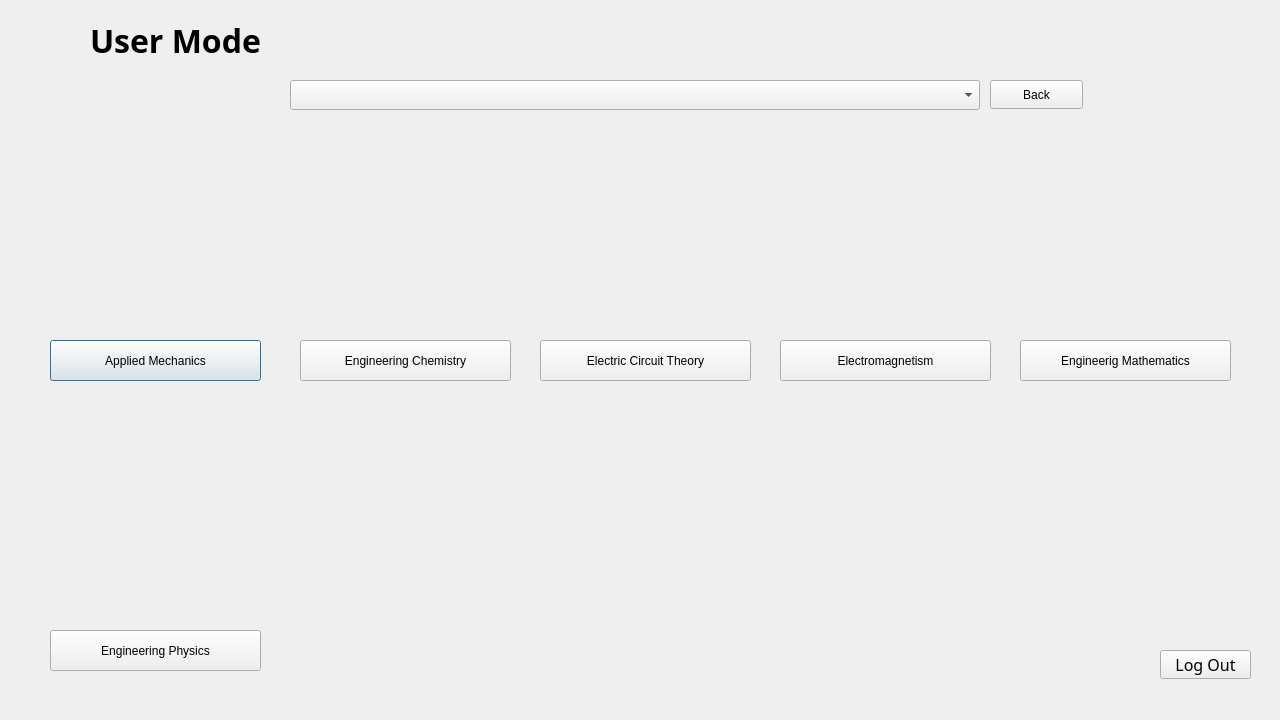
First picture: the form in FormulaManager/user.ui, repository AtuLxCE/formula-encyclopaedia, before the edit.
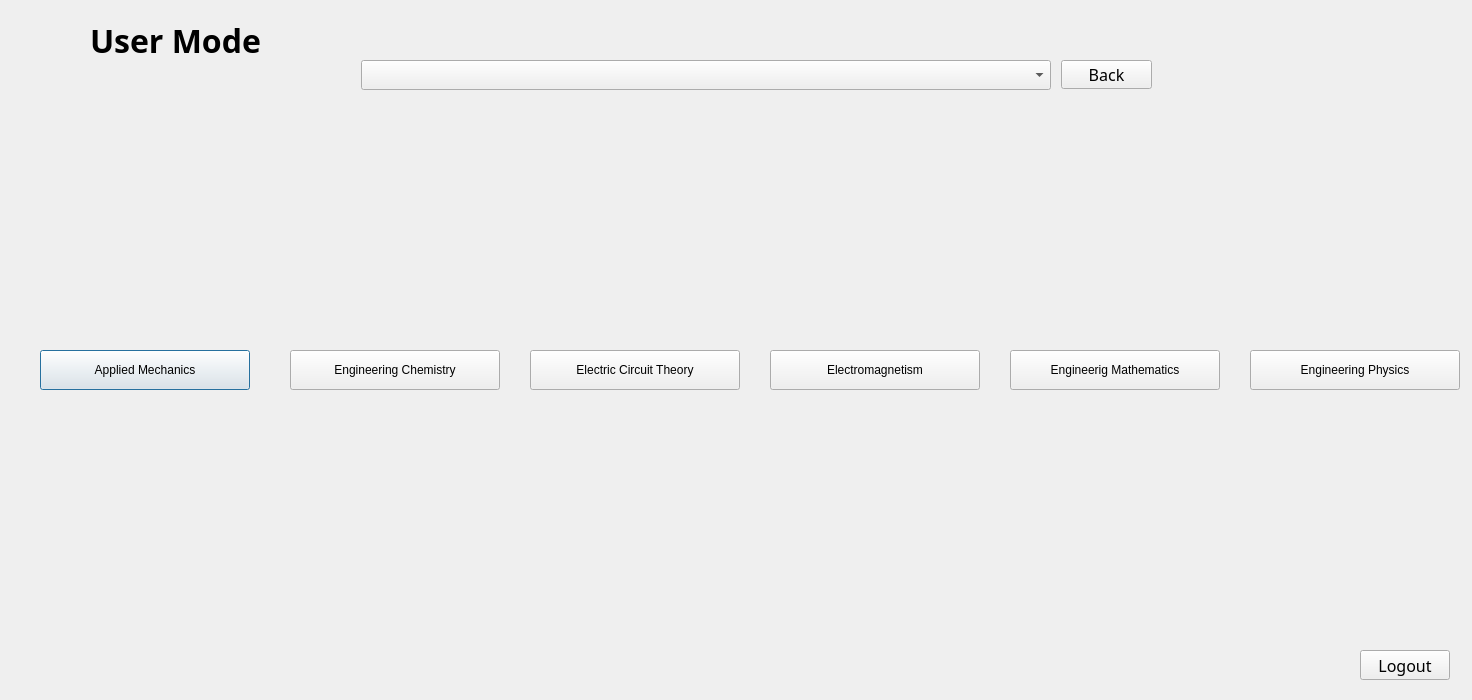
Second picture: the form after the edit. The open tabs and pages were chosen to show the change. Icons and pictures are not drawn.

Commit message: Fixed the positions of buttons in Ui

```diff
--- a/FormulaManager/user.ui
+++ b/FormulaManager/user.ui
@@ -6,8 +6,8 @@
    <rect>
     <x>0</x>
     <y>0</y>
-    <width>1280</width>
-    <height>720</height>
+    <width>1472</width>
+    <height>700</height>
    </rect>
   </property>
   <property name="windowTitle">
@@ -22,8 +22,8 @@
     <rect>
      <x>90</x>
      <y>10</y>
-     <width>211</width>
-     <height>61</height>
+     <width>210</width>
+     <height>60</height>
     </rect>
    </property>
    <property name="font">
@@ -42,8 +42,8 @@
     <rect>
      <x>20</x>
      <y>10</y>
-     <width>61</width>
-     <height>61</height>
+     <width>60</width>
+     <height>60</height>
     </rect>
    </property>
    <property name="text">
@@ -60,9 +60,9 @@
    <property name="geometry">
     <rect>
      <x>0</x>
-     <y>60</y>
-     <width>1271</width>
-     <height>681</height>
+     <y>90</y>
+     <width>1472</width>
+     <height>570</height>
     </rect>
    </property>
    <property name="styleSheet">
@@ -75,10 +75,10 @@
     <widget class="QPushButton" name="pushButton_2">
      <property name="geometry">
       <rect>
-       <x>50</x>
-       <y>280</y>
-       <width>211</width>
-       <height>41</height>
+       <x>40</x>
+       <y>260</y>
+       <width>210</width>
+       <height>40</height>
       </rect>
      </property>
      <property name="styleSheet">
@@ -97,10 +97,10 @@
     <widget class="QPushButton" name="pushButton_3">
      <property name="geometry">
       <rect>
-       <x>300</x>
-       <y>280</y>
-       <width>211</width>
-       <height>41</height>
+       <x>290</x>
+       <y>260</y>
+       <width>210</width>
+       <height>40</height>
       </rect>
      </property>
      <property name="text">
@@ -116,10 +116,10 @@
     <widget class="QPushButton" name="pushButton_4">
      <property name="geometry">
       <rect>
-       <x>540</x>
-       <y>280</y>
-       <width>211</width>
-       <height>41</height>
+       <x>530</x>
+       <y>260</y>
+       <width>210</width>
+       <height>40</height>
       </rect>
      </property>
      <property name="text">
@@ -135,10 +135,10 @@
     <widget class="QPushButton" name="pushButton_5">
      <property name="geometry">
       <rect>
-       <x>780</x>
-       <y>280</y>
-       <width>211</width>
-       <height>41</height>
+       <x>770</x>
+       <y>260</y>
+       <width>210</width>
+       <height>40</height>
       </rect>
      </property>
      <property name="text">
@@ -154,10 +154,10 @@
     <widget class="QPushButton" name="pushButton_6">
      <property name="geometry">
       <rect>
-       <x>50</x>
-       <y>570</y>
-       <width>211</width>
-       <height>41</height>
+       <x>1250</x>
+       <y>260</y>
+       <width>210</width>
+       <height>40</height>
       </rect>
      </property>
      <property name="text">
@@ -173,10 +173,10 @@
     <widget class="QPushButton" name="pushButton_8">
      <property name="geometry">
       <rect>
-       <x>1020</x>
-       <y>280</y>
-       <width>211</width>
-       <height>41</height>
+       <x>1010</x>
+       <y>260</y>
+       <width>210</width>
+       <height>40</height>
       </rect>
      </property>
      <property name="text">
@@ -192,8 +192,8 @@
     <widget class="QLabel" name="label_3">
      <property name="geometry">
       <rect>
-       <x>50</x>
-       <y>70</y>
+       <x>40</x>
+       <y>40</y>
        <width>211</width>
        <height>211</height>
       </rect>
@@ -211,8 +211,8 @@
     <widget class="QLabel" name="label_4">
      <property name="geometry">
       <rect>
-       <x>300</x>
-       <y>70</y>
+       <x>290</x>
+       <y>40</y>
        <width>211</width>
        <height>211</height>
       </rect>
@@ -230,8 +230,8 @@
     <widget class="QLabel" name="label_7">
      <property name="geometry">
       <rect>
-       <x>540</x>
-       <y>70</y>
+       <x>530</x>
+       <y>40</y>
        <width>211</width>
        <height>211</height>
       </rect>
@@ -249,8 +249,8 @@
     <widget class="QLabel" name="label_8">
      <property name="geometry">
       <rect>
-       <x>780</x>
-       <y>70</y>
+       <x>770</x>
+       <y>40</y>
        <width>211</width>
        <height>211</height>
       </rect>
@@ -268,8 +268,8 @@
     <widget class="QLabel" name="label_9">
      <property name="geometry">
       <rect>
-       <x>1020</x>
-       <y>70</y>
+       <x>1010</x>
+       <y>40</y>
        <width>211</width>
        <height>211</height>
       </rect>
@@ -287,8 +287,8 @@
     <widget class="QLabel" name="label_10">
      <property name="geometry">
       <rect>
-       <x>50</x>
-       <y>360</y>
+       <x>1250</x>
+       <y>40</y>
        <width>211</width>
        <height>211</height>
       </rect>
@@ -328,56 +328,6 @@
       <string>Log Out</string>
      </property>
     </widget>
-    <widget class="QStackedWidget" name="stackedWidget_2">
-     <property name="geometry">
-      <rect>
-       <x>240</x>
-       <y>10</y>
-       <width>851</width>
-       <height>40</height>
-      </rect>
-     </property>
-     <property name="currentIndex">
-      <number>0</number>
-     </property>
-     <widget class="QWidget" name="page">
-      <widget class="QComboBox" name="comboBox">
-       <property name="geometry">
-        <rect>
-         <x>50</x>
-         <y>10</y>
-         <width>690</width>
-         <height>30</height>
-        </rect>
-       </property>
-      </widget>
-     </widget>
-     <widget class="QWidget" name="page_2">
-      <widget class="QComboBox" name="comboBox_2">
-       <property name="geometry">
-        <rect>
-         <x>50</x>
-         <y>10</y>
-         <width>690</width>
-         <height>30</height>
-        </rect>
-       </property>
-      </widget>
-      <widget class="QPushButton" name="pushButton_15">
-       <property name="geometry">
-        <rect>
-         <x>750</x>
-         <y>10</y>
-         <width>93</width>
-         <height>29</height>
-        </rect>
-       </property>
-       <property name="text">
-        <string>Back</string>
-       </property>
-      </widget>
-     </widget>
-    </widget>
    </widget>
    <widget class="QWidget" name="subject_applied">
     <widget class="QPushButton" name="pushButton_9">
@@ -595,6 +545,107 @@
       <string>Back</string>
      </property>
     </widget>
+    <widget class="QPushButton" name="pushButton_17">
+     <property name="geometry">
+      <rect>
+       <x>690</x>
+       <y>540</y>
+       <width>121</width>
+       <height>29</height>
+      </rect>
+     </property>
+     <property name="font">
+      <font>
+       <family>Agency FB</family>
+       <pointsize>14</pointsize>
+      </font>
+     </property>
+     <property name="text">
+      <string>Go Back</string>
+     </property>
+    </widget>
+   </widget>
+  </widget>
+  <widget class="QPushButton" name="pushButton_16">
+   <property name="geometry">
+    <rect>
+     <x>1360</x>
+     <y>650</y>
+     <width>90</width>
+     <height>30</height>
+    </rect>
+   </property>
+   <property name="font">
+    <font>
+     <family>Bahnschrift Condensed</family>
+     <pointsize>12</pointsize>
+     <bold>false</bold>
+    </font>
+   </property>
+   <property name="styleSheet">
+    <string notr="true">QPushButton:hover {
+	background-color:rgb(200, 58, 58)
+}</string>
+   </property>
+   <property name="text">
+    <string>Logout</string>
+   </property>
+  </widget>
+  <widget class="QStackedWidget" name="stackedWidget_2">
+   <property name="geometry">
+    <rect>
+     <x>311</x>
+     <y>50</y>
+     <width>850</width>
+     <height>40</height>
+    </rect>
+   </property>
+   <property name="currentIndex">
+    <number>0</number>
+   </property>
+   <widget class="QWidget" name="page">
+    <widget class="QComboBox" name="comboBox">
+     <property name="geometry">
+      <rect>
+       <x>50</x>
+       <y>10</y>
+       <width>690</width>
+       <height>30</height>
+      </rect>
+     </property>
+    </widget>
+   </widget>
+   <widget class="QWidget" name="page_2">
+    <widget class="QComboBox" name="comboBox_2">
+     <property name="geometry">
+      <rect>
+       <x>50</x>
+       <y>10</y>
+       <width>690</width>
+       <height>30</height>
+      </rect>
+     </property>
+    </widget>
+    <widget class="QPushButton" name="pushButton_15">
+     <property name="geometry">
+      <rect>
+       <x>750</x>
+       <y>10</y>
+       <width>91</width>
+       <height>29</height>
+      </rect>
+     </property>
+     <property name="font">
+      <font>
+       <family>Bahnschrift Condensed</family>
+       <pointsize>12</pointsize>
+       <bold>false</bold>
+      </font>
+     </property>
+     <property name="text">
+      <string>Back</string>
+     </property>
+    </widget>
    </widget>
   </widget>
  </widget>
```
Left out of the diff: 72 changed lines with no effect on the pictures. The commit also changes 4 other files.
